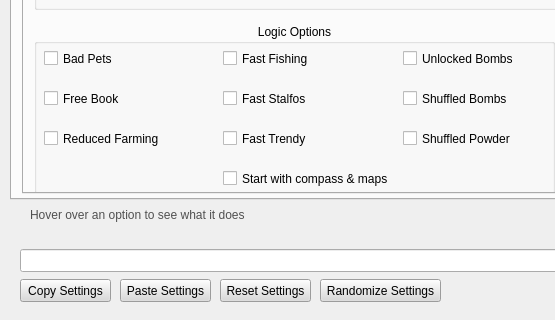
Before: the Qt Designer form RandomizerUI/UI/ui_form.ui in Owen-Splat/LAS-Randomizer, drawn with Qt 5; both pictures show x 0 to 555 and y 330 to 650 of the 780 by 650 pixel window.
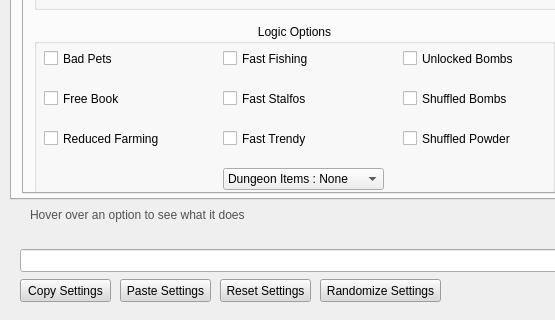
After: the same form once the commit is applied. The open tabs and pages were chosen to show the change.

Commit message: Replaced the checkbox with a combobox that support beaks options

Patch:
```diff
--- a/RandomizerUI/UI/ui_form.ui
+++ b/RandomizerUI/UI/ui_form.ui
@@ -1464,13 +1464,13 @@
           <string>Free Book</string>
          </property>
         </widget>
-        <widget class="QCheckBox" name="compassMapStartCheck">
+        <widget class="QComboBox" name="dungeonItemsComboBox">
          <property name="geometry">
           <rect>
            <x>189</x>
            <y>144</y>
-           <width>185</width>
-           <height>21</height>
+           <width>161</width>
+           <height>22</height>
           </rect>
          </property>
          <property name="toolTip">
@@ -1479,12 +1479,35 @@
          <property name="whatsThis">
           <string>Start with dungeons compass and maps</string>
          </property>
-         <property name="text">
-          <string>Start with compass &amp;&amp; maps</string>
+         <property name="editable">
+          <bool>false</bool>
          </property>
-         <property name="checkable">
-          <bool>true</bool>
+         <property name="currentIndex">
+          <number>0</number>
          </property>
+         <property name="placeholderText">
+          <string/>
+         </property>
+         <item>
+          <property name="text">
+           <string>Dungeon Items : None</string>
+          </property>
+         </item>
+         <item>
+          <property name="text">
+           <string>Dungeon Items : Beaks</string>
+          </property>
+         </item>
+         <item>
+          <property name="text">
+           <string>Dungeon Items : MC</string>
+          </property>
+         </item>
+         <item>
+          <property name="text">
+           <string>Dungeon Items : MCB</string>
+          </property>
+         </item>
         </widget>
        </widget>
        <widget class="QGroupBox" name="groupBox_7">
```
Left out of the diff: 5 changed lines with no effect on the pictures. The commit also changes 6 other files.
